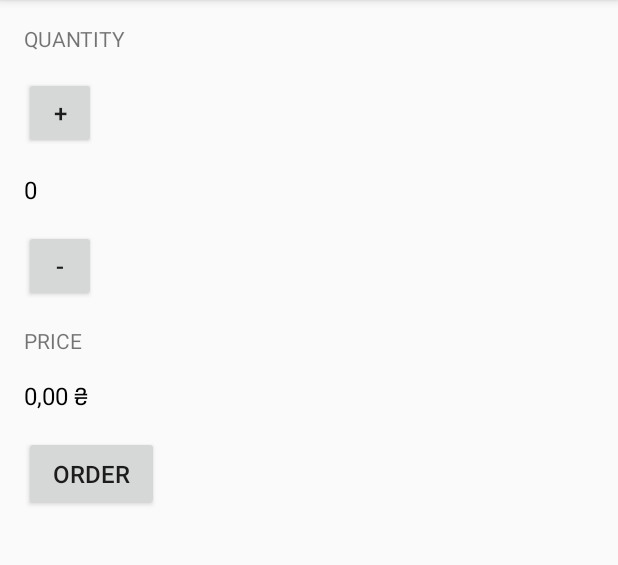
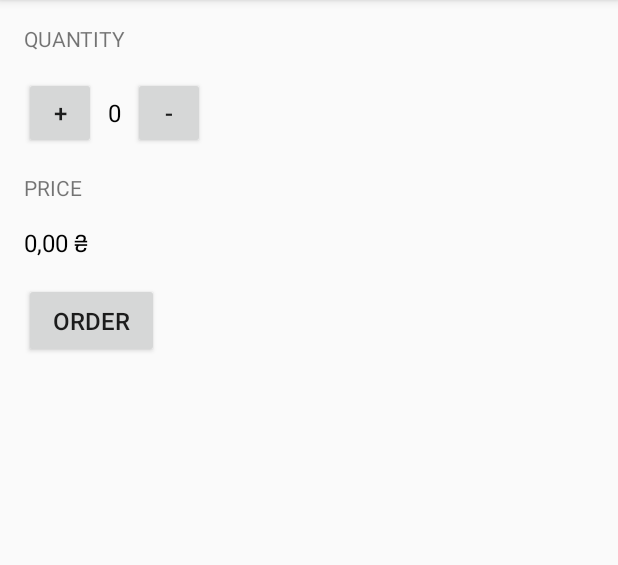
Before and after one commit to guzike/JustJava, an Android app: the screen it shows after launch (MainActivity), on a phone screen of 412 x 824 dp, the part 84-649 px from its top. Run offline under Robolectric (Android 15) with nearby library versions, the phone set to English and light mode, and no system bars.

Commit message:
improved design

```diff
--- a/app/src/main/res/layout/activity_main.xml
+++ b/app/src/main/res/layout/activity_main.xml
@@ -16,10 +16,14 @@
         android:text="Quantity"
         android:textAllCaps="true" />
 
+    <LinearLayout
+        android:layout_width="wrap_content"
+        android:layout_height="wrap_content"
+        android:orientation="horizontal">
+
         <Button
             android:layout_width="48dp"
             android:layout_height="48dp"
-        android:layout_marginBottom="16dp"
             android:onClick="increment"
             android:text="+"
             android:textSize="16sp" />
@@ -28,6 +32,8 @@
             android:id="@+id/quantity_text_view"
             android:layout_width="wrap_content"
             android:layout_height="wrap_content"
+            android:layout_gravity="center"
+            android:layout_margin="8dp"
             android:text="0"
             android:textColor="@android:color/black"
             android:textSize="16sp" />
@@ -35,10 +41,11 @@
         <Button
             android:layout_width="48dp"
             android:layout_height="48dp"
-        android:layout_marginTop="16dp"
             android:onClick="decrement"
             android:text="-"
             android:textSize="16sp" />
+
+    </LinearLayout>
 
     <TextView
         android:layout_width="wrap_content"
@@ -61,8 +68,8 @@
         android:layout_height="50dp"
         android:layout_marginTop="16dp"
         android:onClick="submitOrder"
-        android:text="ORDER"
+        android:text="Order"
+        android:textAllCaps="true"
         android:textSize="16sp" />
 
-
 </LinearLayout>
```
Lines whose indentation alone changed are shown as unchanged.
